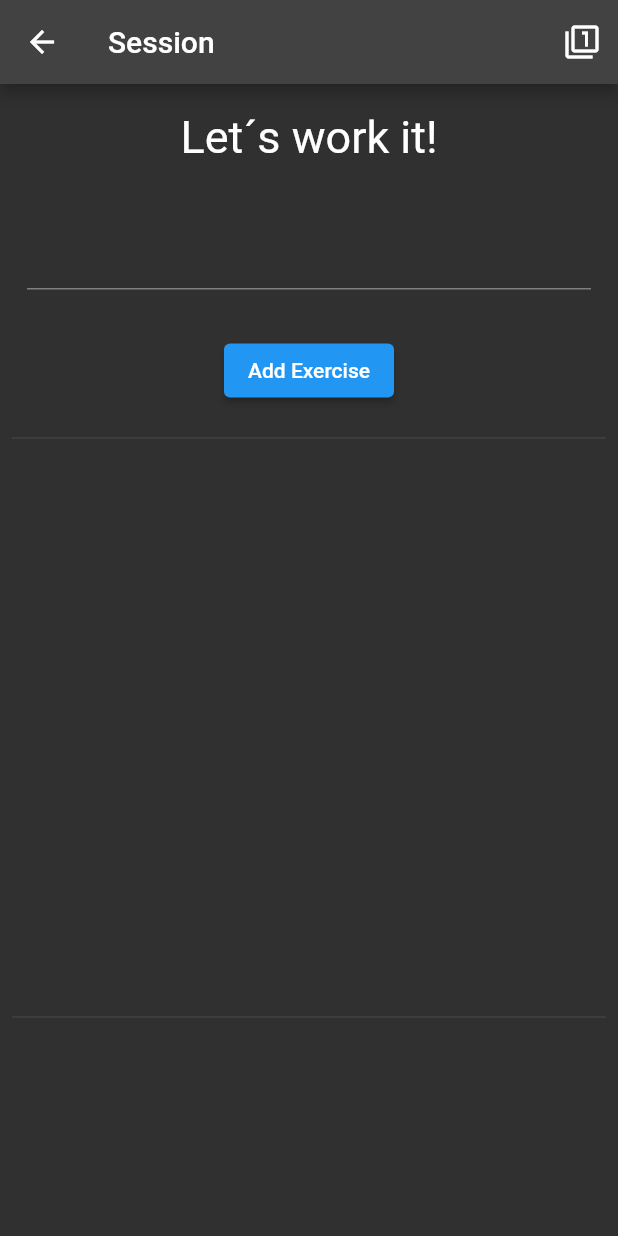
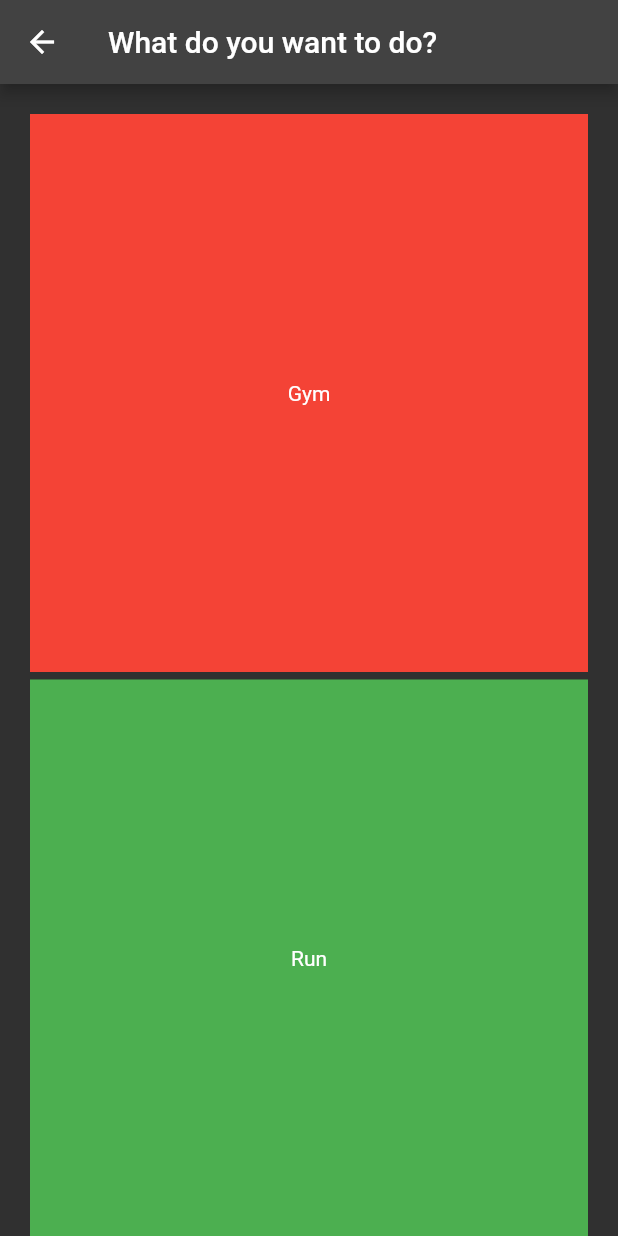
Before and after one commit to johannesskagius/crawlcoach, a Flutter app: the screen it shows after launch, item 3 of the bottom bar chosen, after a tap on "Start session", on a phone screen of 412 x 824 dp. Run offline on Flutter 3.47's test engine with Material 2 defaults, Android fonts, the phone set to English and light mode, and no system bars; our stand-ins replace firebase_auth, firebase_core, firebase_database, firebase_storage, fl_chart, image_picker and 4 more; missing offline and left inert: firebase_in_app_messaging; accounts and stored records are empty; network calls fail; statements that could not run were skipped.

Commit message:
free_session00.dart added to show sport

```diff
--- a/lib/main.dart
+++ b/lib/main.dart
@@ -17,7 +17,7 @@ import 'courses/add_offer.dart';
 import 'courses/offer.dart';
 import 'courses/view_offers.dart';
 import 'home.dart';
-import 'session/own_session/own_coach.dart';
+import 'session/own_session/own_session.dart';
 
 void main() async {
   WidgetsFlutterBinding.ensureInitialized();
@@ -118,14 +118,14 @@ class _LayoutState extends State<Layout> {
               ? [
                   const Home(),
                   MyCourses(_assigned2),
-                  const OwnCoach(),
+                  const OwnSessions(),
                   const Settings(),
                   const Admin(),
                 ]
               : [
                   const Home(),
                   MyCourses(_assigned2),
-                  const OwnCoach(),
+                  const OwnSessions(),
                   const Settings(),
                 ],
         ),
--- /dev/null
+++ b/lib/session/own_session/free_session00.dart
@@ -0,0 +1,72 @@
+import 'package:flutter/material.dart';
+
+import 'free_session01.dart';
+
+class FreeSession00 extends StatelessWidget {
+  const FreeSession00({Key? key}) : super(key: key);
+
+  @override
+  Widget build(BuildContext context) {
+    void _sendToNext(String _sport) {
+      Navigator.push(context,
+          MaterialPageRoute(builder: (context) => FreeSessionGym(_sport)));
+    }
+
+    return Scaffold(
+      appBar: AppBar(
+        title: const Text('What do you want to do?'),
+      ),
+      body: CustomScrollView(
+        primary: false,
+        slivers: <Widget>[
+          SliverPadding(
+            padding: const EdgeInsets.all(20),
+            sliver: SliverGrid.count(
+              crossAxisCount: 1,
+              crossAxisSpacing: 5,
+              mainAxisSpacing: 5,
+              children: [
+                GestureDetector(
+                  onTap: () => _sendToNext('Gym'),
+                  child: Container(
+                    color: Colors.red,
+                    padding: const EdgeInsets.all(8),
+                    child: Center(child: const Text('Gym')),
+                  ),
+                ),
+                GestureDetector(
+                  child: Container(
+                    color: Colors.green,
+                    padding: const EdgeInsets.all(8),
+                    child: const Center(child: Text('Run')),
+                  ),
+                ),
+                GestureDetector(
+                  child: Container(
+                    color: Colors.blue,
+                    padding: const EdgeInsets.all(8),
+                    child: const Center(child: Text('Swim')),
+                  ),
+                ),
+                GestureDetector(
+                  child: Container(
+                    color: Colors.pink,
+                    padding: const EdgeInsets.all(8),
+                    child: const Center(child: Text('Yoga')),
+                  ),
+                ),
+                GestureDetector(
+                  child: Container(
+                    color: Colors.grey,
+                    padding: const EdgeInsets.all(8),
+                    child: const Center(child: Text('Bike')),
+                  ),
+                ),
+              ],
+            ),
+          ),
+        ],
+      ),
+    );
+  }
+}
--- a/lib/session/own_session/free_session.dart
+++ b/lib/session/own_session/free_session01.dart
@@ -3,14 +3,15 @@ import 'package:flutter/material.dart';
 import 'own_sess_add_ex.dart';
 import 'own_sess_sum.dart';
 
-class FreeSession extends StatefulWidget {
-  const FreeSession({Key? key}) : super(key: key);
+class FreeSessionGym extends StatefulWidget {
+  const FreeSessionGym(this.sport, {Key? key}) : super(key: key);
+  final String sport;
 
   @override
-  _FreeSessionState createState() => _FreeSessionState();
+  _FreeSessionGymState createState() => _FreeSessionGymState();
 }
 
-class _FreeSessionState extends State<FreeSession> {
+class _FreeSessionGymState extends State<FreeSessionGym> {
   final _controller = PageController();
 
   @override
--- a/lib/session/own_session/own_coach.dart
+++ b/lib/session/own_session/own_session.dart
@@ -3,17 +3,17 @@ import 'package:firebase_database/firebase_database.dart';
 import 'package:flutter/material.dart';
 
 import '../../account/user2.dart';
-import 'free_session.dart';
+import 'free_session00.dart';
 import 'my_session.dart';
 
-class OwnCoach extends StatefulWidget {
-  const OwnCoach({Key? key}) : super(key: key);
+class OwnSessions extends StatefulWidget {
+  const OwnSessions({Key? key}) : super(key: key);
 
   @override
-  _OwnCoachState createState() => _OwnCoachState();
+  _OwnSessionsState createState() => _OwnSessionsState();
 }
 
-class _OwnCoachState extends State<OwnCoach> {
+class _OwnSessionsState extends State<OwnSessions> {
   List<Card> _cards = [];
   List<Session> _completed = [];
 
@@ -70,7 +70,7 @@ class _OwnCoachState extends State<OwnCoach> {
                       Navigator.push(
                           context,
                           MaterialPageRoute(
-                              builder: (context) => const FreeSession()));
+                              builder: (context) => const FreeSession00()));
                     },
                     title: const Text('Start session'),
                   ),
```
